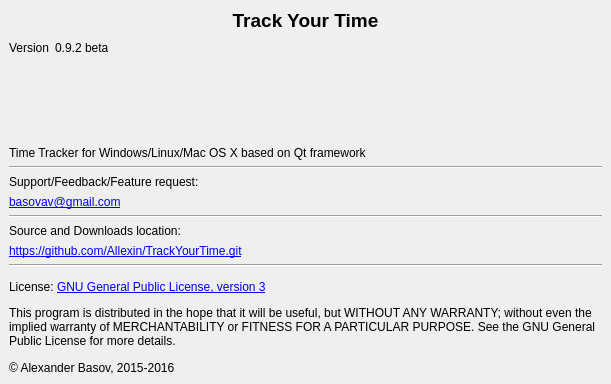
Allexin/TrackYourTime, file TrackYourTime/ui/aboutwindow.ui: the form before one commit.
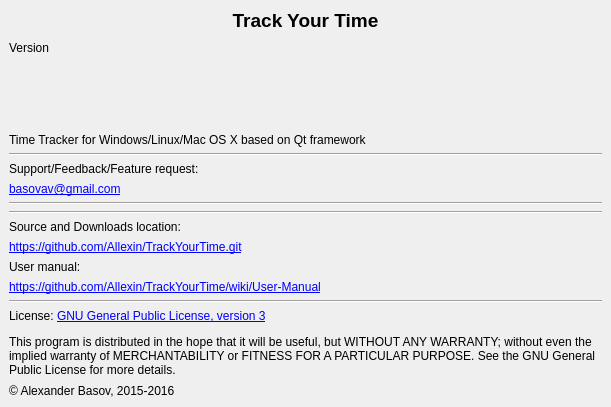
The form after the commit.

What changed in the file:
```diff
--- a/TrackYourTime/ui/aboutwindow.ui
+++ b/TrackYourTime/ui/aboutwindow.ui
@@ -56,9 +56,9 @@
          </widget>
         </item>
         <item>
-         <widget class="QLabel" name="label_3">
+         <widget class="QLabel" name="labelVersion">
           <property name="text">
-           <string>0.9.2 beta</string>
+           <string/>
           </property>
          </widget>
         </item>
@@ -124,6 +124,13 @@
         </property>
        </widget>
       </item>
+      <item>
+       <widget class="Line" name="line_4">
+        <property name="orientation">
+         <enum>Qt::Horizontal</enum>
+        </property>
+       </widget>
+      </item>
       <item>
        <widget class="Line" name="line_2">
         <property name="orientation">
@@ -148,6 +155,23 @@
         </property>
        </widget>
       </item>
+      <item>
+       <widget class="QLabel" name="label_3">
+        <property name="text">
+         <string>User manual:</string>
+        </property>
+       </widget>
+      </item>
+      <item>
+       <widget class="QLabel" name="label_11">
+        <property name="text">
+         <string>&lt;a href=&quot;https://github.com/Allexin/TrackYourTime/wiki/User-Manual&quot;&gt;https://github.com/Allexin/TrackYourTime/wiki/User-Manual&lt;/a&gt;</string>
+        </property>
+        <property name="openExternalLinks">
+         <bool>true</bool>
+        </property>
+       </widget>
+      </item>
       <item>
        <widget class="Line" name="line_3">
         <property name="orientation">
```
